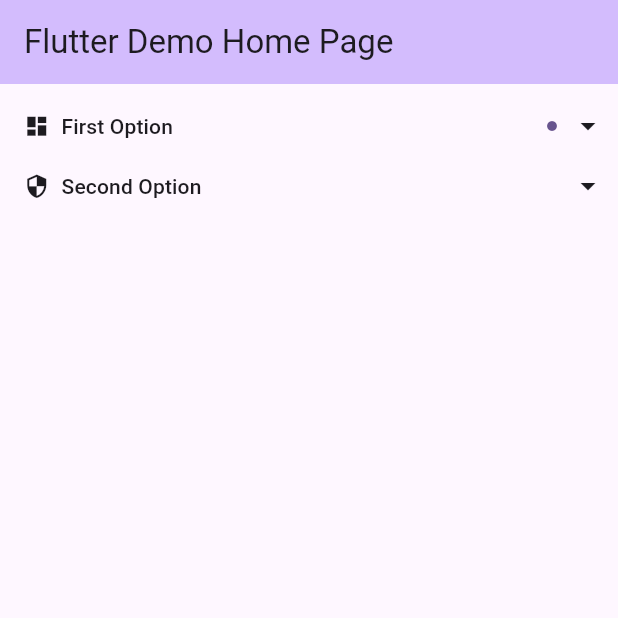
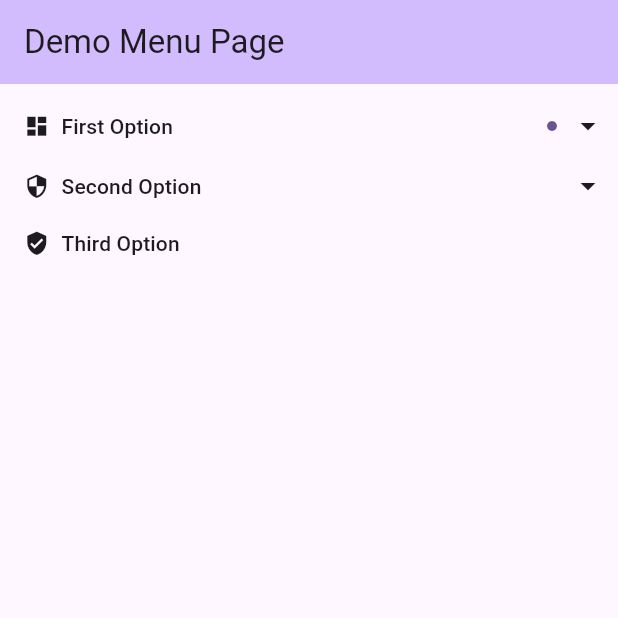
Before and after one commit to GestuDev/Gestu_Menu, a Flutter app: the screen it shows after launch, on a phone screen of 412 x 824 dp, the top half of it. Run offline on Flutter 3.47's test engine with Material 3 defaults, Android fonts, the phone set to English and light mode, and no system bars.

Commit message:
ci: :lipstick: ThirdOption

```diff
--- a/example/lib/main.dart
+++ b/example/lib/main.dart
@@ -17,7 +17,7 @@ class MyApp extends StatelessWidget {
         colorScheme: ColorScheme.fromSeed(seedColor: Colors.deepPurple),
         useMaterial3: true,
       ),
-      home: const MyHomePage(title: 'Flutter Demo Home Page'),
+      home: const MyHomePage(title: 'Demo Menu Page'),
     );
   }
 }
@@ -89,6 +89,13 @@ class _MyHomePageState extends State<MyHomePage> {
                     ),
                   ],
                 ),
+                GestuMenuSecondaryItemWidget(
+                  isPrimary: true,
+                  prefixIconData: Icons.verified_user,
+                  title: 'Third Option',
+                  index: 2,
+                  onTap: (value) {},
+                ),
               ],
             ),
           )
```
